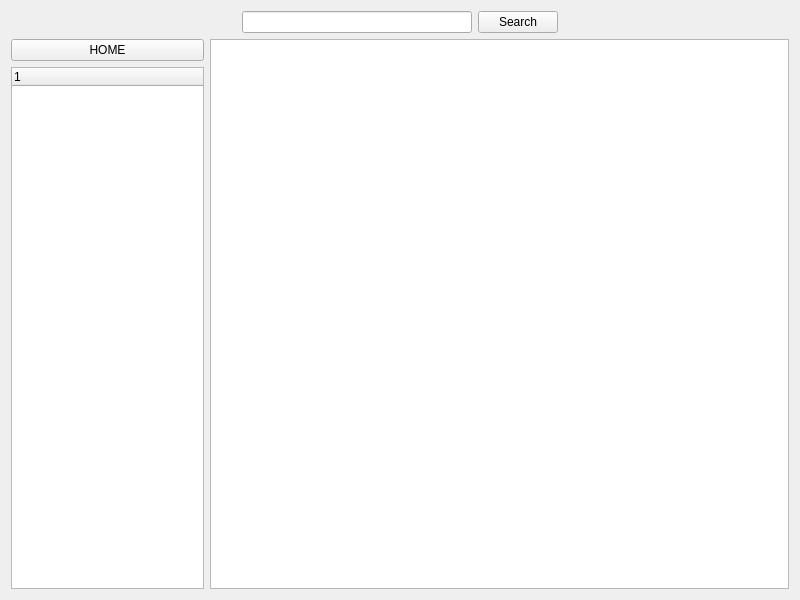
Above: src/document.ui from openeuler-mirror/kiran-manual before the change. Below: the same form after it.
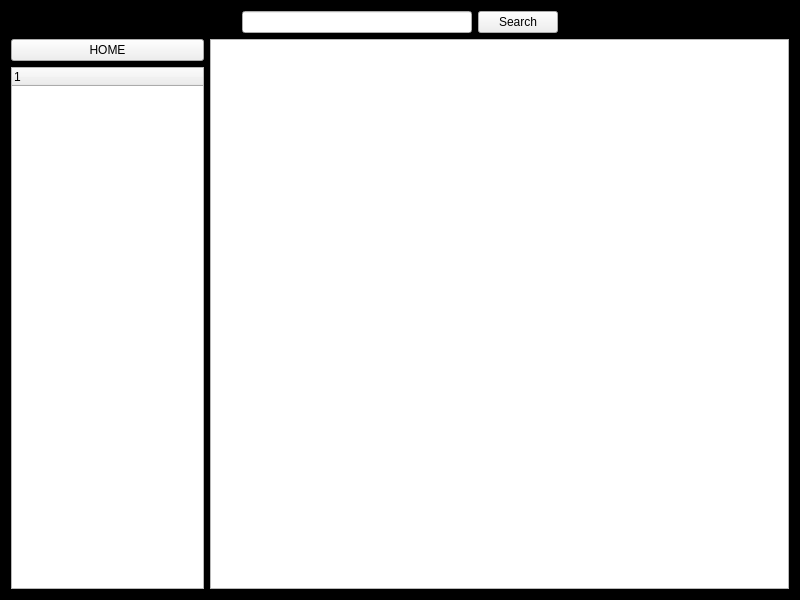
That is the form after the change.

Commit message: feature(kiran-manual): adjust customize-bar and all style -

The edit to the form file:
```diff
--- a/src/document.ui
+++ b/src/document.ui
@@ -13,6 +13,9 @@
   <property name="windowTitle">
    <string>Document</string>
   </property>
+  <property name="styleSheet">
+   <string notr="true">QWidget#Document { background-color: rgb(0, 0, 0);}</string>
+  </property>
   <layout class="QVBoxLayout" name="verticalLayout_3">
    <item>
     <layout class="QHBoxLayout" name="horizontalLayoutUp">
```
The commit also changes 24 other files.
